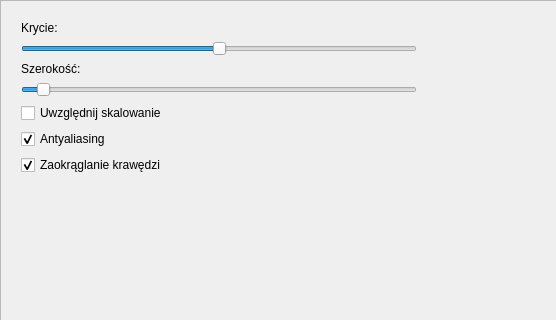
Above: view/brushwidget.ui from jm4R/TouchImage before the change; both pictures show x 0 to 556 and y 0 to 320 of the 857 by 518 pixel window. Below: the same form after it.
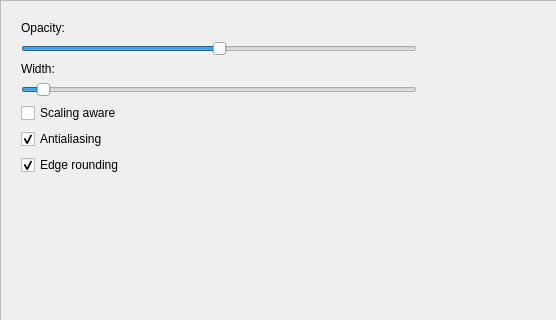
That is the form after the change.

Diff of the .ui file:
```diff
--- a/view/brushwidget.ui
+++ b/view/brushwidget.ui
@@ -26,7 +26,7 @@
       <item>
        <widget class="QLabel" name="label_2">
         <property name="text">
-         <string>Krycie:</string>
+         <string>Opacity:</string>
         </property>
        </widget>
       </item>
@@ -49,7 +49,7 @@
       <item>
        <widget class="QLabel" name="label">
         <property name="text">
-         <string>Szerokość:</string>
+         <string>Width:</string>
         </property>
        </widget>
       </item>
@@ -75,7 +75,7 @@
          <enum>Qt::NoFocus</enum>
         </property>
         <property name="text">
-         <string>Uwzględnij skalowanie</string>
+         <string>Scaling aware</string>
         </property>
        </widget>
       </item>
@@ -85,7 +85,7 @@
          <enum>Qt::NoFocus</enum>
         </property>
         <property name="text">
-         <string>Antyaliasing</string>
+         <string>Antialiasing</string>
         </property>
         <property name="checked">
          <bool>true</bool>
@@ -98,7 +98,7 @@
          <enum>Qt::NoFocus</enum>
         </property>
         <property name="text">
-         <string>Zaokrąglanie krawędzi</string>
+         <string>Edge rounding</string>
         </property>
         <property name="checked">
          <bool>true</bool>
```
Left out of the diff: 2 changed lines with no effect on the pictures.
